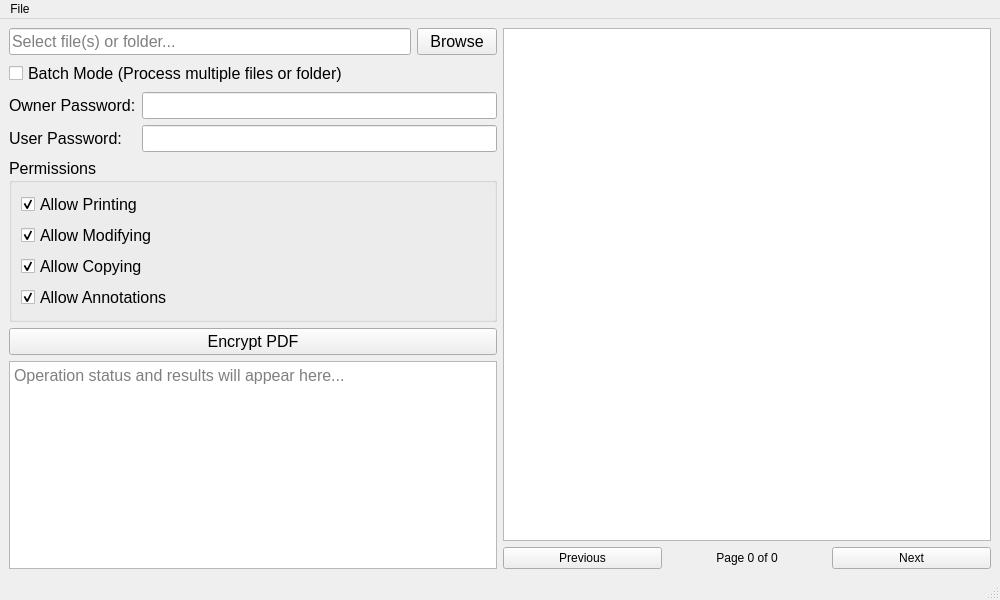
This is src/tools/pdf_tools/pdf_security/encrypt.ui in richardnoragon/1_2 as Qt 5 draws it before an edit. The edited form follows.
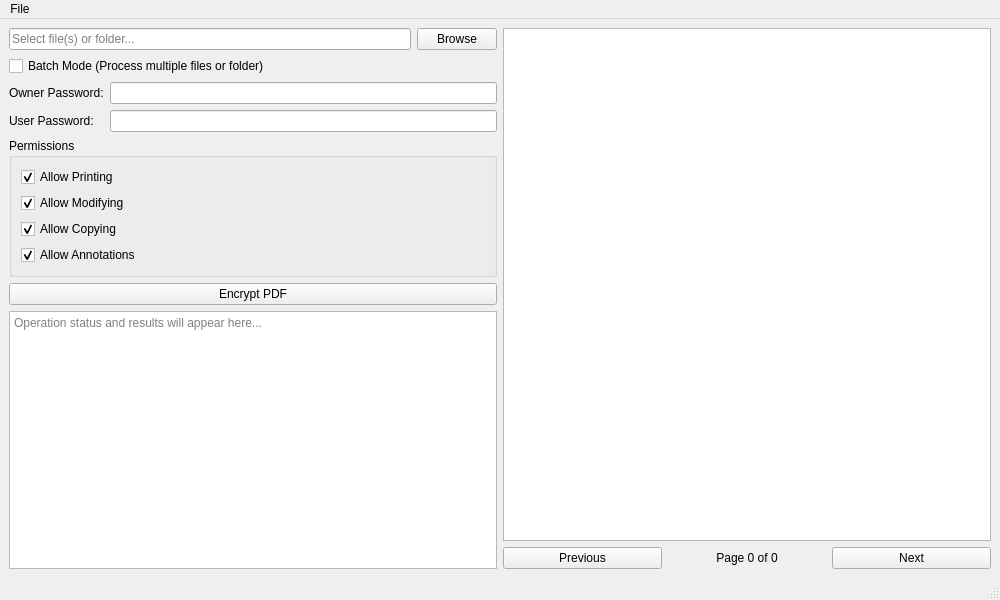
This is the edited form.

Patch:
```diff
--- a/src/tools/pdf_tools/pdf_security/encrypt.ui
+++ b/src/tools/pdf_tools/pdf_security/encrypt.ui
@@ -21,11 +21,6 @@
        <layout class="QHBoxLayout" name="horizontalLayout">
         <item>
          <widget class="QLineEdit" name="inputFileEdit">
-          <property name="font">
-           <font>
-            <pointsize>12</pointsize>
-           </font>
-          </property>
           <property name="placeholderText">
            <string>Select file(s) or folder...</string>
           </property>
@@ -36,11 +31,6 @@
         </item>
         <item>
          <widget class="QPushButton" name="browseButton">
-          <property name="font">
-           <font>
-            <pointsize>12</pointsize>
-           </font>
-          </property>
           <property name="text">
            <string>Browse</string>
           </property>
@@ -50,11 +40,6 @@
       </item>
       <item>
        <widget class="QCheckBox" name="batchModeCheckbox">
-        <property name="font">
-         <font>
-          <pointsize>12</pointsize>
-         </font>
-        </property>
         <property name="text">
          <string>Batch Mode (Process multiple files or folder)</string>
         </property>
@@ -64,11 +49,6 @@
        <layout class="QFormLayout" name="formLayout">
         <item row="0" column="0">
          <widget class="QLabel" name="ownerPassLabel">
-          <property name="font">
-           <font>
-            <pointsize>12</pointsize>
-           </font>
-          </property>
           <property name="text">
            <string>Owner Password:</string>
           </property>
@@ -76,11 +56,6 @@
         </item>
         <item row="0" column="1">
          <widget class="QLineEdit" name="ownerPassEdit">
-          <property name="font">
-           <font>
-            <pointsize>12</pointsize>
-           </font>
-          </property>
           <property name="echoMode">
            <enum>QLineEdit::Password</enum>
           </property>
@@ -88,11 +63,6 @@
         </item>
         <item row="1" column="0">
          <widget class="QLabel" name="userPassLabel">
-          <property name="font">
-           <font>
-            <pointsize>12</pointsize>
-           </font>
-          </property>
           <property name="text">
            <string>User Password:</string>
           </property>
@@ -100,11 +70,6 @@
         </item>
         <item row="1" column="1">
          <widget class="QLineEdit" name="userPassEdit">
-          <property name="font">
-           <font>
-            <pointsize>12</pointsize>
-           </font>
-          </property>
           <property name="echoMode">
            <enum>QLineEdit::Password</enum>
           </property>
@@ -114,11 +79,6 @@
       </item>
       <item>
        <widget class="QGroupBox" name="permissionsGroup">
-        <property name="font">
-         <font>
-          <pointsize>12</pointsize>
-         </font>
-        </property>
         <property name="title">
          <string>Permissions</string>
         </property>
@@ -168,11 +128,6 @@
       </item>
       <item>
        <widget class="QPushButton" name="encryptButton">
-        <property name="font">
-         <font>
-          <pointsize>12</pointsize>
-         </font>
-        </property>
         <property name="text">
          <string>Encrypt PDF</string>
         </property>
@@ -180,11 +135,6 @@
       </item>
       <item>
        <widget class="QTextEdit" name="outputText">
-        <property name="font">
-         <font>
-          <pointsize>12</pointsize>
-         </font>
-        </property>
         <property name="readOnly">
          <bool>true</bool>
         </property>
```
Left out of the diff: 66 changed lines with no effect on the pictures.
